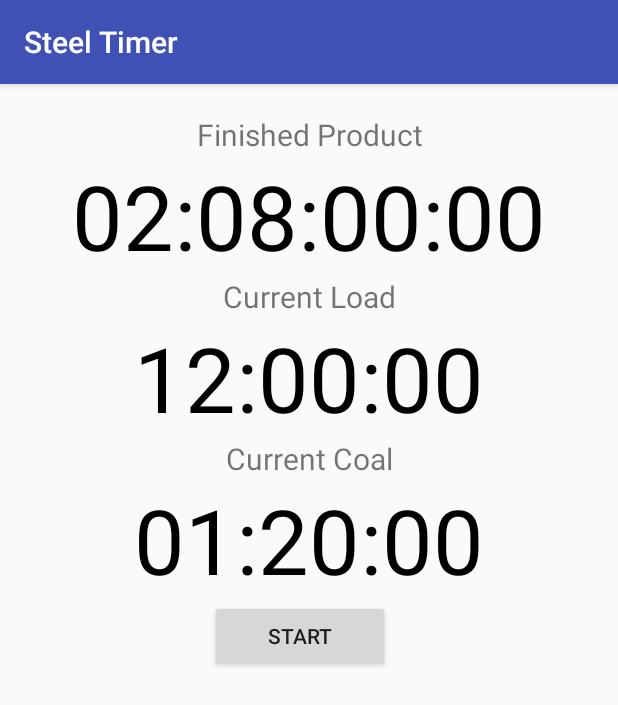
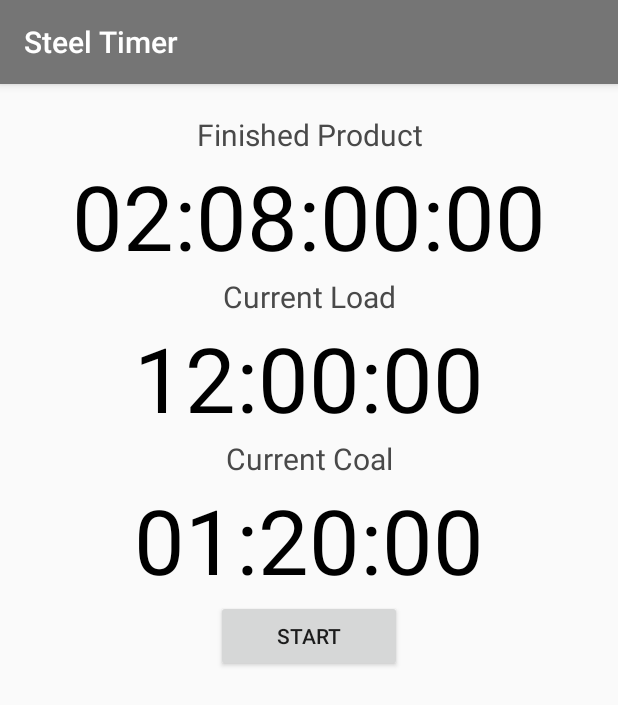
Before and after one commit to jake024d/SteelTimer, an Android app: the screen it shows after launch (MainActivity), on a phone screen of 412 x 824 dp. Shown: the top 705 px of the screen. Run offline under Robolectric (Android 15) with nearby library versions, the phone set to English and light mode, and no system bars.

Commit message:
Change color scheme.

```diff
--- a/app/src/main/res/layout/activity_main.xml
+++ b/app/src/main/res/layout/activity_main.xml
@@ -11,7 +11,8 @@
         android:layout_height="wrap_content"
         android:gravity="center"
         android:text="@string/finished_product"
-        android:textSize="@dimen/text_one" />
+        android:textSize="@dimen/text_one"
+        android:textColor="@color/colorPrimaryDark"/>
 
     <TextView
         android:id="@+id/text_view_countdown"
@@ -28,7 +29,8 @@
         android:layout_height="wrap_content"
         android:gravity="center"
         android:text="@string/current_load"
-        android:textSize="@dimen/text_one" />
+        android:textSize="@dimen/text_one"
+        android:textColor="@color/colorPrimaryDark"/>
 
     <TextView
         android:id="@+id/text_view_countdown_two"
@@ -45,7 +47,8 @@
         android:layout_height="wrap_content"
         android:gravity="center"
         android:text="@string/current_coal"
-        android:textSize="@dimen/text_one" />
+        android:textSize="@dimen/text_one"
+        android:textColor="@color/colorPrimaryDark"/>
 
     <TextView
         android:id="@+id/text_view_countdown_three"
@@ -82,8 +85,6 @@
             android:layout_width="@dimen/none"
             android:layout_height="wrap_content"
             android:layout_weight="1"
-            android:layout_marginStart="@dimen/margin"
-            android:layout_marginLeft="@dimen/margin"
             android:text="@string/reset"
             android:visibility="invisible"
             tools:visibility="visible" />
--- a/app/src/main/res/values/colors.xml
+++ b/app/src/main/res/values/colors.xml
@@ -1,6 +1,7 @@
 <?xml version="1.0" encoding="utf-8"?>
 <resources>
-    <color name="colorPrimary">#3F51B5</color>
-    <color name="colorPrimaryDark">#303F9F</color>
-    <color name="colorAccent">#FF4081</color>
+    <color name="colorPrimary">#757575</color>
+    <color name="colorPrimaryDark">#494949</color>
+    <color name="colorPrimaryLight">#a4a4a4</color>
+    <color name="colorAccent">#76ff03</color>
 </resources>
```
